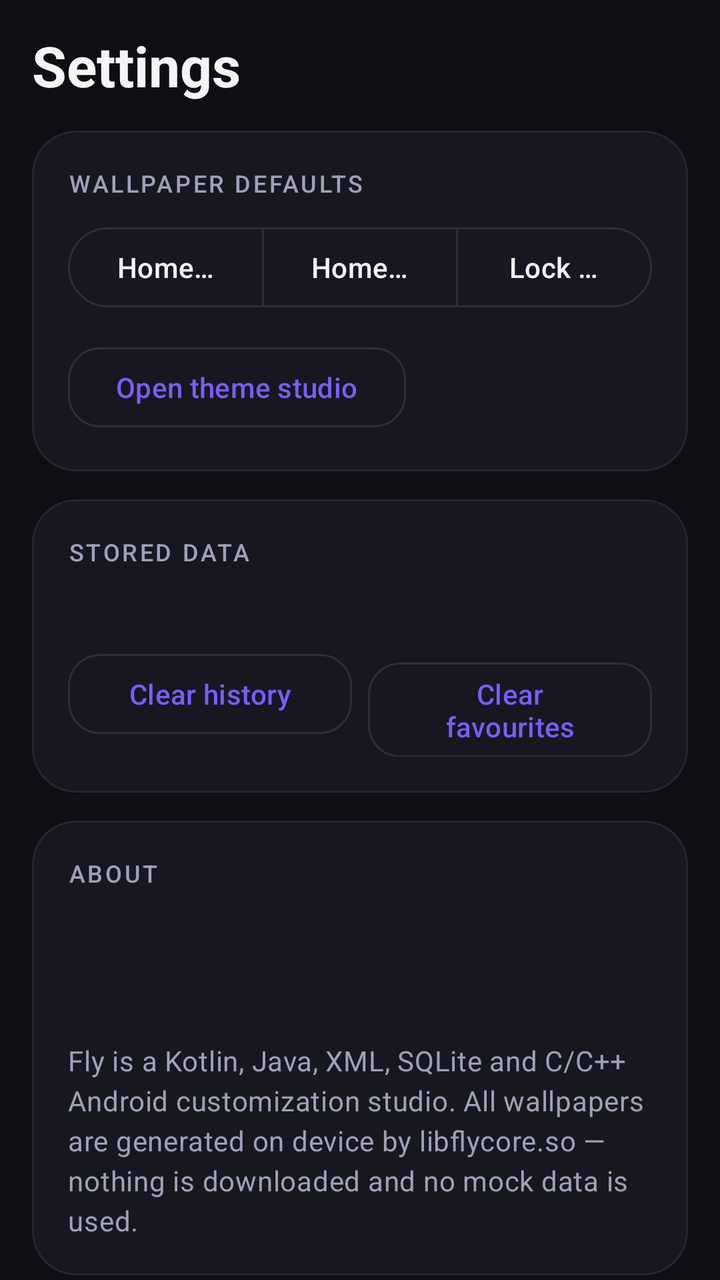
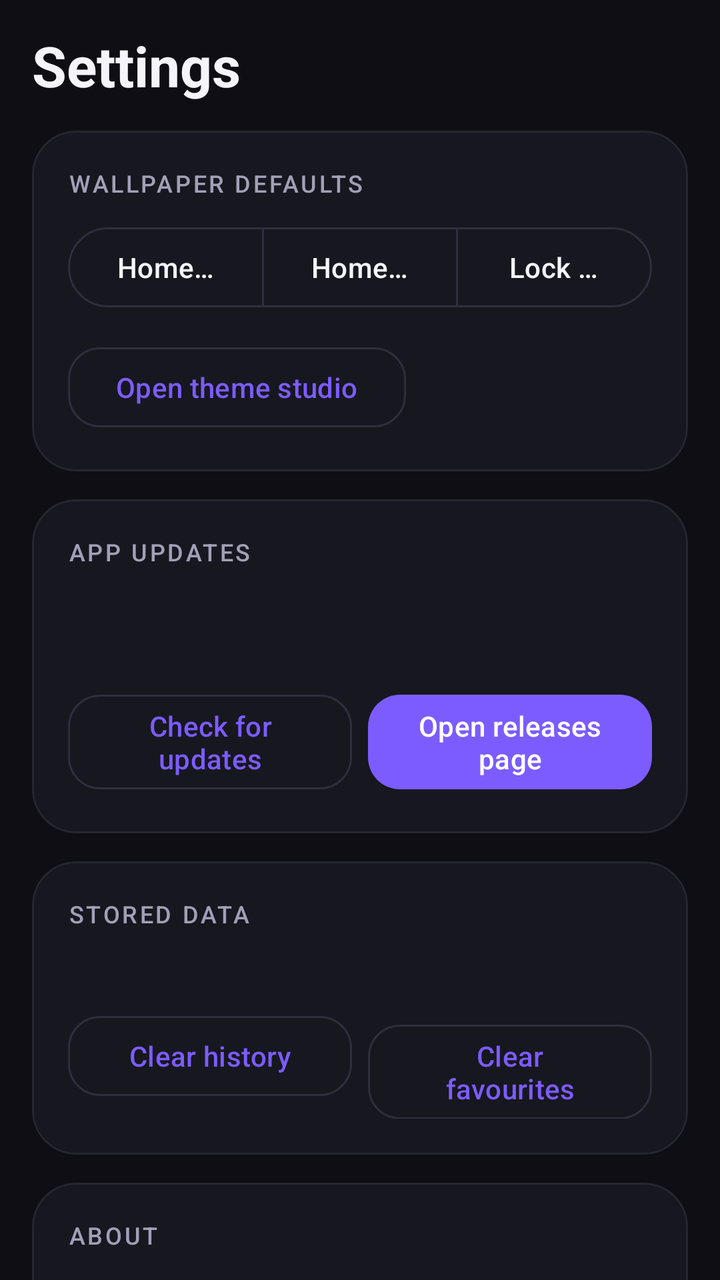

Two renders of the same Android screen: before a commit and after it. Below are the layout's source before the change and the commit's diff.
<!-- AndroidManifest.xml: application theme Theme.Fly.Dark -->
<!-- res/layout/fragment_settings.xml -->
<?xml version="1.0" encoding="utf-8"?>
<androidx.core.widget.NestedScrollView xmlns:android="http://schemas.android.com/apk/res/android"
    xmlns:app="http://schemas.android.com/apk/res-auto"
    android:layout_width="match_parent"
    android:layout_height="match_parent"
    android:clipToPadding="false"
    android:paddingLeft="16dp"
    android:paddingTop="8dp"
    android:paddingRight="16dp"
    android:paddingBottom="16dp">

    <LinearLayout
        android:layout_width="match_parent"
        android:layout_height="wrap_content"
        android:orientation="vertical">

        <TextView
            style="@style/Fly.Hero"
            android:text="@string/settings_title" />

        <com.google.android.material.card.MaterialCardView
            style="@style/Fly.Card"
            android:layout_marginTop="14dp">

            <LinearLayout
                android:layout_width="match_parent"
                android:layout_height="wrap_content"
                android:orientation="vertical"
                android:padding="18dp">

                <TextView
                    style="@style/Fly.Section"
                    android:text="@string/settings_wallpaper" />

                <com.google.android.material.button.MaterialButtonToggleGroup
                    android:id="@+id/settingsTargetGroup"
                    android:layout_width="match_parent"
                    android:layout_height="wrap_content"
                    app:selectionRequired="true"
                    app:singleSelection="true">

                    <com.google.android.material.button.MaterialButton
                        android:id="@+id/btnTargetBothSettings"
                        style="?attr/materialButtonOutlinedStyle"
                        android:layout_width="0dp"
                        android:layout_height="wrap_content"
                        android:layout_weight="1"
                        android:text="@string/target_both" />

                    <com.google.android.material.button.MaterialButton
                        android:id="@+id/btnTargetHomeSettings"
                        style="?attr/materialButtonOutlinedStyle"
                        android:layout_width="0dp"
                        android:layout_height="wrap_content"
                        android:layout_weight="1"
                        android:text="@string/target_home" />

                    <com.google.android.material.button.MaterialButton
                        android:id="@+id/btnTargetLockSettings"
                        style="?attr/materialButtonOutlinedStyle"
                        android:layout_width="0dp"
                        android:layout_height="wrap_content"
                        android:layout_weight="1"
                        android:text="@string/target_lock" />
                </com.google.android.material.button.MaterialButtonToggleGroup>

                <com.google.android.material.button.MaterialButton
                    android:id="@+id/btnOpenThemes"
                    style="@style/Fly.OutlinedButton"
                    android:layout_marginTop="12dp"
                    android:text="@string/btn_open_themes" />
            </LinearLayout>
        </com.google.android.material.card.MaterialCardView>

        <com.google.android.material.card.MaterialCardView style="@style/Fly.Card">

            <LinearLayout
                android:layout_width="match_parent"
                android:layout_height="wrap_content"
                android:orientation="vertical"
                android:padding="18dp">

                <TextView
                    style="@style/Fly.Section"
                    android:text="@string/settings_data" />

                <TextView
                    android:id="@+id/txtDataSummary"
                    style="@style/Fly.Body" />

                <LinearLayout
                    android:layout_width="match_parent"
                    android:layout_height="wrap_content"
                    android:layout_marginTop="10dp"
                    android:orientation="horizontal">

                    <com.google.android.material.button.MaterialButton
                        android:id="@+id/btnClearHistory"
                        style="@style/Fly.OutlinedButton"
                        android:layout_width="0dp"
                        android:layout_weight="1"
                        android:text="@string/btn_clear_history" />

                    <com.google.android.material.button.MaterialButton
                        android:id="@+id/btnClearFavorites"
                        style="@style/Fly.OutlinedButton"
                        android:layout_width="0dp"
                        android:layout_marginStart="8dp"
                        android:layout_weight="1"
                        android:text="@string/btn_clear_favorites" />
                </LinearLayout>
            </LinearLayout>
        </com.google.android.material.card.MaterialCardView>

        <com.google.android.material.card.MaterialCardView style="@style/Fly.Card">

            <LinearLayout
                android:layout_width="match_parent"
                android:layout_height="wrap_content"
                android:orientation="vertical"
                android:padding="18dp">

                <TextView
                    style="@style/Fly.Section"
                    android:text="@string/settings_about" />

                <TextView
                    android:id="@+id/txtVersion"
                    style="@style/Fly.Row" />

                <TextView
                    android:id="@+id/txtNativeVersion"
                    style="@style/Fly.Row" />

                <TextView
                    style="@style/Fly.Body"
                    android:layout_marginTop="8dp"
                    android:text="@string/about_body" />
            </LinearLayout>
        </com.google.android.material.card.MaterialCardView>

    </LinearLayout>
</androidx.core.widget.NestedScrollView>
<!-- resources referenced by this layout -->
<resources>
  <string name="about_body">Fly is a Kotlin, Java, XML, SQLite and C/C++ Android customization studio. All wallpapers are generated on device by libflycore.so — nothing is downloaded and no mock data is used.</string>
  <string name="btn_clear_favorites">Clear favourites</string>
  <string name="btn_clear_history">Clear history</string>
  <string name="btn_open_themes">Open theme studio</string>
  <string name="settings_about">About</string>
  <string name="settings_data">Stored data</string>
  <string name="settings_title">Settings</string>
  <string name="settings_wallpaper">Wallpaper defaults</string>
  <string name="target_both">Home + lock</string>
  <string name="target_home">Home screen</string>
  <string name="target_lock">Lock screen</string>
  <style name="Fly.Body" parent="TextAppearance.Material3.BodyMedium">
          <item name="android:layout_width">match_parent</item>
          <item name="android:layout_height">wrap_content</item>
          <item name="android:textColor">?attr/colorOnSurfaceVariant</item>
          <item name="android:lineSpacingExtra">3dp</item>
      </style>
  <style name="Fly.Hero" parent="TextAppearance.Material3.HeadlineMedium">
          <item name="android:layout_width">match_parent</item>
          <item name="android:layout_height">wrap_content</item>
          <item name="android:layout_marginTop">6dp</item>
          <item name="android:textColor">?attr/colorOnSurface</item>
          <item name="android:textStyle">bold</item>
      </style>
  <style name="Fly.OutlinedButton" parent="Widget.Material3.Button.OutlinedButton">
          <item name="android:layout_width">wrap_content</item>
          <item name="android:layout_height">wrap_content</item>
          <item name="cornerRadius">16dp</item>
      </style>
  <style name="Fly.Row" parent="TextAppearance.Material3.BodyMedium">
          <item name="android:layout_width">match_parent</item>
          <item name="android:layout_height">wrap_content</item>
          <item name="android:paddingTop">5dp</item>
          <item name="android:paddingBottom">5dp</item>
          <item name="android:textColor">?attr/colorOnSurface</item>
      </style>
  <style name="Fly.Section" parent="TextAppearance.Material3.LabelMedium">
          <item name="android:layout_width">match_parent</item>
          <item name="android:layout_height">wrap_content</item>
          <item name="android:textAllCaps">true</item>
          <item name="android:letterSpacing">0.1</item>
          <item name="android:textColor">?attr/colorOnSurfaceVariant</item>
          <item name="android:layout_marginBottom">10dp</item>
      </style>
  <color name="surface_dark">#0E0E14</color>
  <color name="surface_container_dark">#17171F</color>
  <color name="surface_container_high_dark">#1F1F2A</color>
  <color name="surface_variant_dark">#232330</color>
  <color name="on_surface_dark">#F4F4FA</color>
  <color name="on_surface_variant_dark">#A0A0B8</color>
  <color name="outline_dark">#2E2E3E</color>
  <color name="outline_variant_dark">#26262F</color>
  <color name="fly_brand">#7C5CFF</color>
  <color name="accent_on">#FFFFFF</color>
  <!-- unchanged entries left out for length: 3 -->
</resources>

<!-- the commit's change to res/layout/fragment_settings.xml (unified diff, before → after) -->
@@ -82,6 +82,59 @@
 
                 <TextView
                     style="@style/Fly.Section"
+                    android:text="@string/settings_updates" />
+
+                <TextView
+                    android:id="@+id/txtUpdateStatus"
+                    style="@style/Fly.Body" />
+
+                <TextView
+                    android:id="@+id/txtCurrentBuild"
+                    style="@style/Fly.Caption"
+                    android:layout_marginTop="4dp" />
+
+                <ProgressBar
+                    android:id="@+id/progressUpdate"
+                    android:layout_width="24dp"
+                    android:layout_height="24dp"
+                    android:layout_marginTop="8dp"
+                    android:indeterminateTint="?attr/colorPrimary"
+                    android:visibility="gone" />
+
+                <LinearLayout
+                    android:layout_width="match_parent"
+                    android:layout_height="wrap_content"
+                    android:layout_marginTop="10dp"
+                    android:orientation="horizontal">
+
+                    <com.google.android.material.button.MaterialButton
+                        android:id="@+id/btnCheckUpdates"
+                        style="@style/Fly.OutlinedButton"
+                        android:layout_width="0dp"
+                        android:layout_weight="1"
+                        android:text="@string/update_check_button" />
+
+                    <com.google.android.material.button.MaterialButton
+                        android:id="@+id/btnOpenRelease"
+                        style="@style/Fly.PrimaryButton"
+                        android:layout_width="0dp"
+                        android:layout_marginStart="8dp"
+                        android:layout_weight="1"
+                        android:text="@string/update_open_releases" />
+                </LinearLayout>
+            </LinearLayout>
+        </com.google.android.material.card.MaterialCardView>
+
+        <com.google.android.material.card.MaterialCardView style="@style/Fly.Card">
+
+            <LinearLayout
+                android:layout_width="match_parent"
+                android:layout_height="wrap_content"
+                android:orientation="vertical"
+                android:padding="18dp">
+
+                <TextView
+                    style="@style/Fly.Section"
                     android:text="@string/settings_data" />
 
                 <TextView
<!-- resource entries referenced after the edit -->
@@ -7,15 +7,23 @@
   <string name="settings_about">About</string>
   <string name="settings_data">Stored data</string>
   <string name="settings_title">Settings</string>
+  <string name="settings_updates">App updates</string>
   <string name="settings_wallpaper">Wallpaper defaults</string>
   <string name="target_both">Home + lock</string>
   <string name="target_home">Home screen</string>
   <string name="target_lock">Lock screen</string>
+  <string name="update_check_button">Check for updates</string>
+  <string name="update_open_releases">Open releases page</string>
   <style name="Fly.Body" parent="TextAppearance.Material3.BodyMedium">
           <item name="android:layout_width">match_parent</item>
           <item name="android:layout_height">wrap_content</item>
           <item name="android:textColor">?attr/colorOnSurfaceVariant</item>
           <item name="android:lineSpacingExtra">3dp</item>
+      </style>
+  <style name="Fly.Caption" parent="TextAppearance.Material3.BodySmall">
+          <item name="android:layout_width">wrap_content</item>
+          <item name="android:layout_height">wrap_content</item>
+          <item name="android:textColor">?attr/colorOnSurfaceVariant</item>
       </style>
   <style name="Fly.Hero" parent="TextAppearance.Material3.HeadlineMedium">
           <item name="android:layout_width">match_parent</item>
@@ -25,6 +33,11 @@
           <item name="android:textStyle">bold</item>
       </style>
   <style name="Fly.OutlinedButton" parent="Widget.Material3.Button.OutlinedButton">
+          <item name="android:layout_width">wrap_content</item>
+          <item name="android:layout_height">wrap_content</item>
+          <item name="cornerRadius">16dp</item>
+      </style>
+  <style name="Fly.PrimaryButton" parent="Widget.Material3.Button">
           <item name="android:layout_width">wrap_content</item>
           <item name="android:layout_height">wrap_content</item>
           <item name="cornerRadius">16dp</item>
